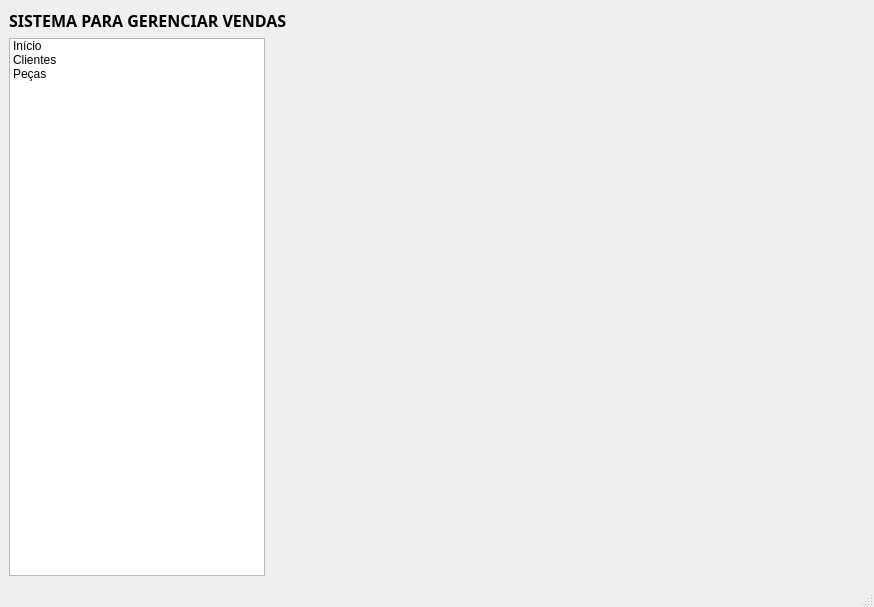
Qt form view/mainwindow.ui (Gusrrocha/Gerenciador-de-Vendas) before a commit.
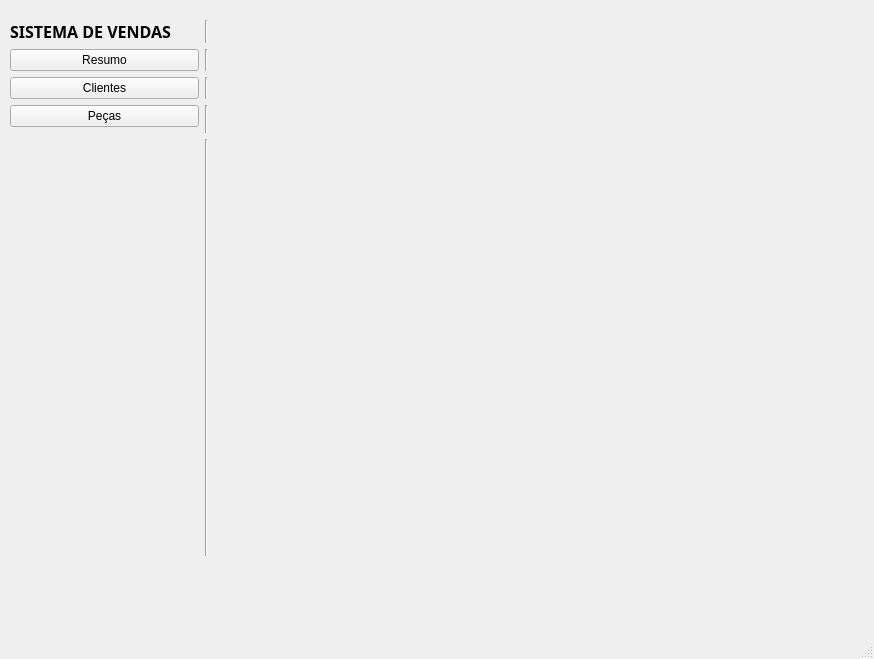
The same form after that commit.

Commit message: Painel Principal

```diff
--- a/view/mainwindow.ui
+++ b/view/mainwindow.ui
@@ -7,14 +7,59 @@
     <x>0</x>
     <y>0</y>
     <width>874</width>
-    <height>607</height>
+    <height>659</height>
    </rect>
   </property>
   <property name="windowTitle">
-   <string>MainWindow</string>
+   <string>Sistema de Vendas</string>
+  </property>
+  <property name="styleSheet">
+   <string notr="true"/>
   </property>
   <widget class="QWidget" name="centralwidget">
-   <layout class="QFormLayout" name="formLayout">
+   <widget class="QStackedWidget" name="painel_principal">
+    <property name="geometry">
+     <rect>
+      <x>210</x>
+      <y>10</y>
+      <width>651</width>
+      <height>551</height>
+     </rect>
+    </property>
+   </widget>
+   <widget class="QWidget" name="">
+    <property name="geometry">
+     <rect>
+      <x>10</x>
+      <y>10</y>
+      <width>198</width>
+      <height>556</height>
+     </rect>
+    </property>
+    <layout class="QGridLayout" name="gridLayout">
+     <property name="leftMargin">
+      <number>0</number>
+     </property>
+     <property name="topMargin">
+      <number>10</number>
+     </property>
+     <property name="bottomMargin">
+      <number>10</number>
+     </property>
+     <item row="1" column="0">
+      <widget class="QPushButton" name="resumo_btn">
+       <property name="text">
+        <string>Resumo</string>
+       </property>
+      </widget>
+     </item>
+     <item row="2" column="0">
+      <widget class="QPushButton" name="clientes_btn">
+       <property name="text">
+        <string>Clientes</string>
+       </property>
+      </widget>
+     </item>
     <item row="0" column="0">
      <widget class="QLabel" name="label">
       <property name="font">
@@ -26,30 +71,67 @@
        </font>
       </property>
       <property name="text">
-       <string>SISTEMA PARA GERENCIAR VENDAS</string>
+        <string>SISTEMA DE VENDAS</string>
       </property>
      </widget>
     </item>
-    <item row="1" column="0">
-     <widget class="QListWidget" name="listWidget">
-      <item>
-       <property name="text">
-        <string>Início</string>
+     <item row="5" column="0">
+      <spacer name="verticalSpacer">
+       <property name="orientation">
+        <enum>Qt::Vertical</enum>
        </property>
-      </item>
-      <item>
-       <property name="text">
-        <string>Clientes</string>
+       <property name="sizeHint" stdset="0">
+        <size>
+         <width>20</width>
+         <height>438</height>
+        </size>
+       </property>
+      </spacer>
+     </item>
+     <item row="3" column="1" rowspan="2">
+      <widget class="Line" name="line">
+       <property name="orientation">
+        <enum>Qt::Vertical</enum>
        </property>
-      </item>
-      <item>
+      </widget>
+     </item>
+     <item row="2" column="1">
+      <widget class="Line" name="line_2">
+       <property name="orientation">
+        <enum>Qt::Vertical</enum>
+       </property>
+      </widget>
+     </item>
+     <item row="1" column="1">
+      <widget class="Line" name="line_3">
+       <property name="orientation">
+        <enum>Qt::Vertical</enum>
+       </property>
+      </widget>
+     </item>
+     <item row="0" column="1">
+      <widget class="Line" name="line_4">
+       <property name="orientation">
+        <enum>Qt::Vertical</enum>
+       </property>
+      </widget>
+     </item>
+     <item row="5" column="1">
+      <widget class="Line" name="line_5">
+       <property name="orientation">
+        <enum>Qt::Vertical</enum>
+       </property>
+      </widget>
+     </item>
+     <item row="3" column="0">
+      <widget class="QPushButton" name="pecas_btn">
        <property name="text">
         <string>Peças</string>
        </property>
-      </item>
      </widget>
     </item>
    </layout>
+   </widget>
   </widget>
   <widget class="QMenuBar" name="menubar">
    <property name="geometry">
```
Lines whose indentation alone changed are shown as unchanged. The commit also changes 7 other files.
